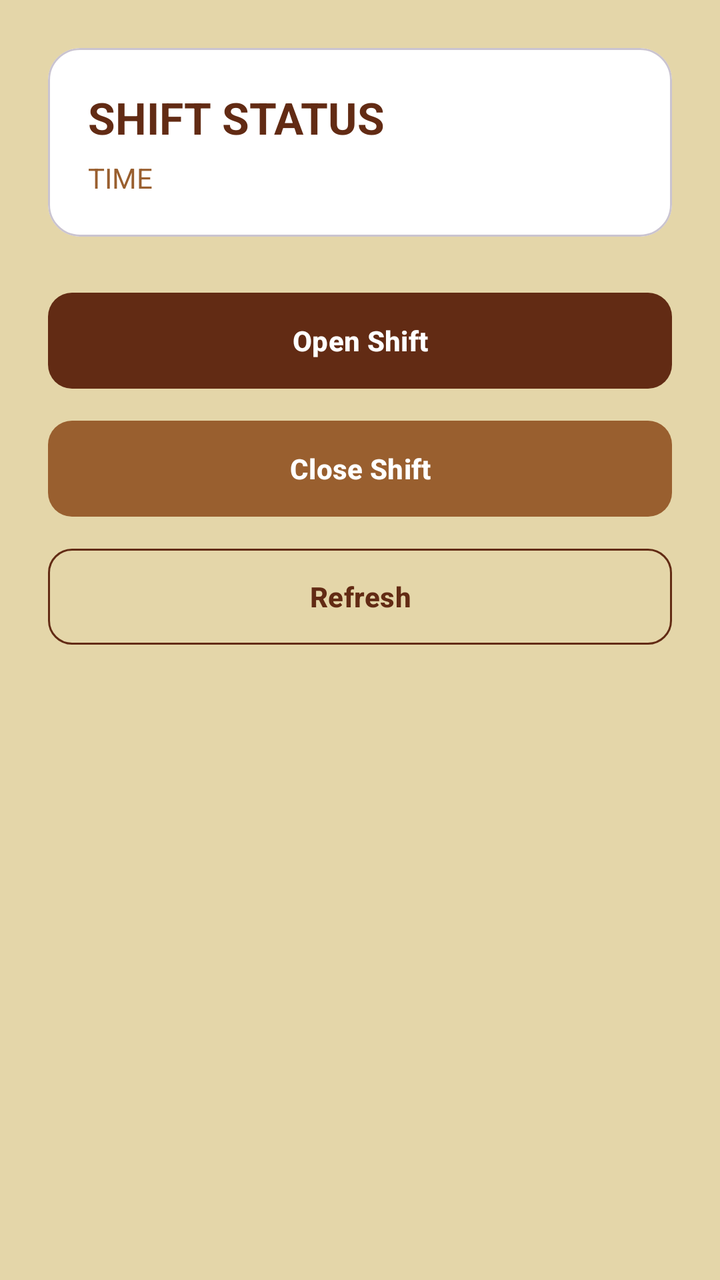
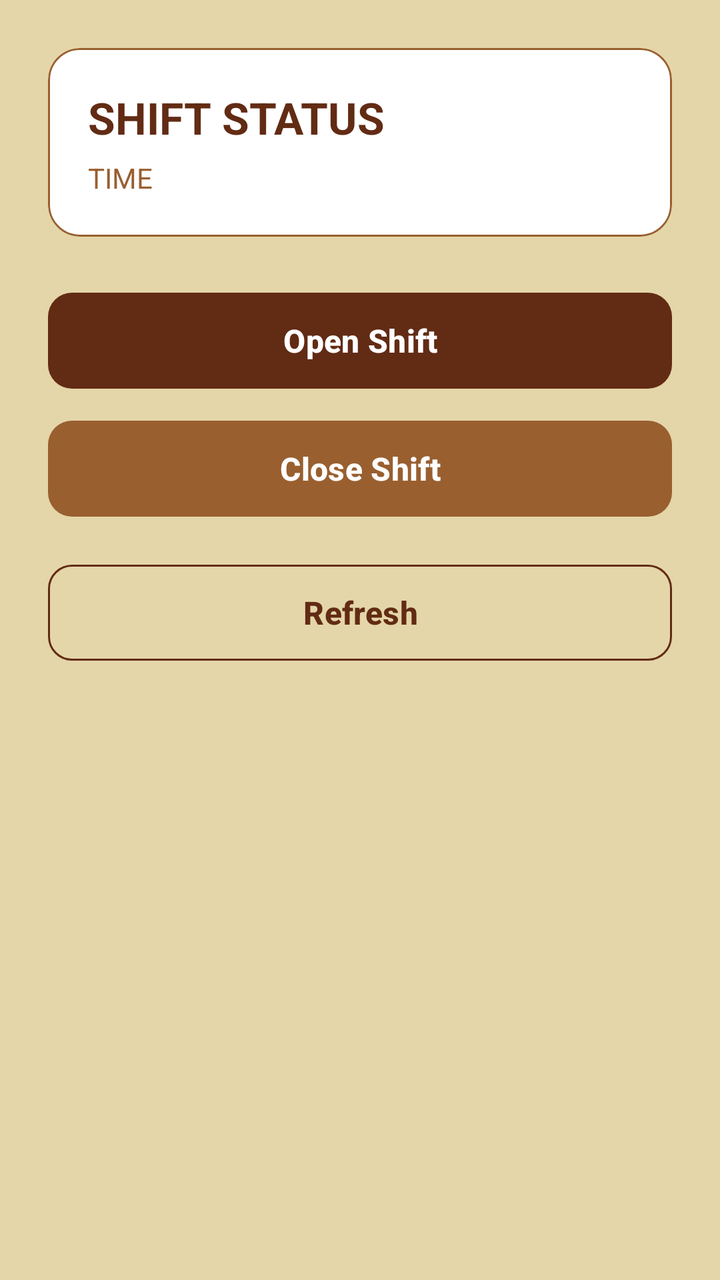

Compare the two renders of this Android layout. The source of the first and the diff that turns it into the second are given below.
<!-- AndroidManifest.xml: application theme Theme.MyShopApp -->
<!-- res/layout/fragment_shift.xml -->
<?xml version="1.0" encoding="utf-8"?>
<LinearLayout
    xmlns:android="http://schemas.android.com/apk/res/android"
    xmlns:app="http://schemas.android.com/apk/res-auto"
    android:orientation="vertical"
    android:padding="24dp"
    android:background="@color/md_background"
    android:fitsSystemWindows="true"
    android:layout_width="match_parent"
    android:layout_height="match_parent">

    <com.google.android.material.card.MaterialCardView
        android:layout_width="match_parent"
        android:layout_height="wrap_content"
        android:layout_marginBottom="24dp"
        app:cardBackgroundColor="@color/md_surface"
        app:cardCornerRadius="16dp">

        <LinearLayout
            android:orientation="vertical"
            android:padding="20dp"
            android:layout_width="match_parent"
            android:layout_height="wrap_content">

            <TextView
                android:id="@+id/tvStatus"
                android:text="SHIFT STATUS"
                android:textColor="@color/md_primary"
                android:textSize="22sp"
                android:textStyle="bold"
                android:layout_width="wrap_content"
                android:layout_height="wrap_content"/>

            <TextView
                android:id="@+id/tvTime"
                android:text="TIME"
                android:textColor="@color/md_secondary"
                android:layout_marginTop="6dp"
                android:textSize="14sp"
                android:layout_width="wrap_content"
                android:layout_height="wrap_content"/>
        </LinearLayout>
    </com.google.android.material.card.MaterialCardView>

    <ProgressBar
        android:id="@+id/progressBar"
        android:visibility="gone"
        android:layout_gravity="center_horizontal"
        android:layout_marginBottom="16dp"
        android:indeterminateTint="@color/md_primary"
        android:layout_width="wrap_content"
        android:layout_height="wrap_content"/>

    <com.google.android.material.button.MaterialButton
        android:id="@+id/btnOpenShift"
        android:text="Open Shift"
        android:layout_width="match_parent"
        android:layout_height="56dp"
        android:layout_marginBottom="8dp"
        android:textStyle="bold"
        app:backgroundTint="@color/md_primary"
        app:cornerRadius="12dp"/>

    <com.google.android.material.button.MaterialButton
        android:id="@+id/btnCloseShift"
        android:text="Close Shift"
        android:layout_width="match_parent"
        android:layout_height="56dp"
        android:layout_marginBottom="8dp"
        android:textStyle="bold"
        app:backgroundTint="@color/md_secondary"
        app:cornerRadius="12dp"/>

    <com.google.android.material.button.MaterialButton
        android:id="@+id/btnRefresh"
        style="@style/Widget.Material3.Button.OutlinedButton"
        android:text="Refresh"
        android:layout_width="match_parent"
        android:layout_height="56dp"
        android:textColor="@color/md_primary"
        app:strokeColor="@color/md_primary"
        android:textStyle="bold"
        app:cornerRadius="12dp"/>

</LinearLayout>
<!-- resources referenced by this layout -->
<resources>
  <color name="md_background">#E4D6A9</color>
  <color name="md_primary">#622B14</color>
  <color name="md_secondary">#995F2F</color>
  <color name="md_surface">#FFFFFF</color>
  <style name="Theme.MyShopApp" parent="Base.Theme.MyShopApp" />
  <style name="Base.Theme.MyShopApp" parent="Theme.Material3.DayNight.NoActionBar">
          
          
      </style>
</resources>

<!-- the commit's change to res/layout/fragment_shift.xml (unified diff, before → after) -->
@@ -1,6 +1,5 @@
 <?xml version="1.0" encoding="utf-8"?>
-<LinearLayout
-    xmlns:android="http://schemas.android.com/apk/res/android"
+<LinearLayout xmlns:android="http://schemas.android.com/apk/res/android"
     xmlns:app="http://schemas.android.com/apk/res-auto"
     android:orientation="vertical"
     android:padding="24dp"
@@ -14,7 +13,8 @@
         android:layout_height="wrap_content"
         android:layout_marginBottom="24dp"
         app:cardBackgroundColor="@color/md_surface"
-        app:cardCornerRadius="16dp">
+        app:cardCornerRadius="16dp"
+        app:strokeColor="@color/md_secondary" app:strokeWidth="1dp">
 
         <LinearLayout
             android:orientation="vertical"
@@ -57,7 +57,8 @@
         android:layout_width="match_parent"
         android:layout_height="56dp"
         android:layout_marginBottom="8dp"
-        android:textStyle="bold"
+        android:textColor="@color/md_on_primary" android:textStyle="bold"
+        android:textSize="16sp"
         app:backgroundTint="@color/md_primary"
         app:cornerRadius="12dp"/>
 
@@ -66,8 +67,8 @@
         android:text="Close Shift"
         android:layout_width="match_parent"
         android:layout_height="56dp"
-        android:layout_marginBottom="8dp"
-        android:textStyle="bold"
+        android:layout_marginBottom="16dp" android:textColor="@color/md_on_primary" android:textStyle="bold"
+        android:textSize="16sp"
         app:backgroundTint="@color/md_secondary"
         app:cornerRadius="12dp"/>
 
@@ -80,6 +81,7 @@
         android:textColor="@color/md_primary"
         app:strokeColor="@color/md_primary"
         android:textStyle="bold"
+        android:textSize="16sp"
         app:cornerRadius="12dp"/>
 
 </LinearLayout>
<!-- resource entries referenced after the edit -->
@@ -1,6 +1,7 @@
 <!-- resources referenced by this layout -->
 <resources>
   <color name="md_background">#E4D6A9</color>
+  <color name="md_on_primary">#FFFFFF</color>
   <color name="md_primary">#622B14</color>
   <color name="md_secondary">#995F2F</color>
   <color name="md_surface">#FFFFFF</color>
